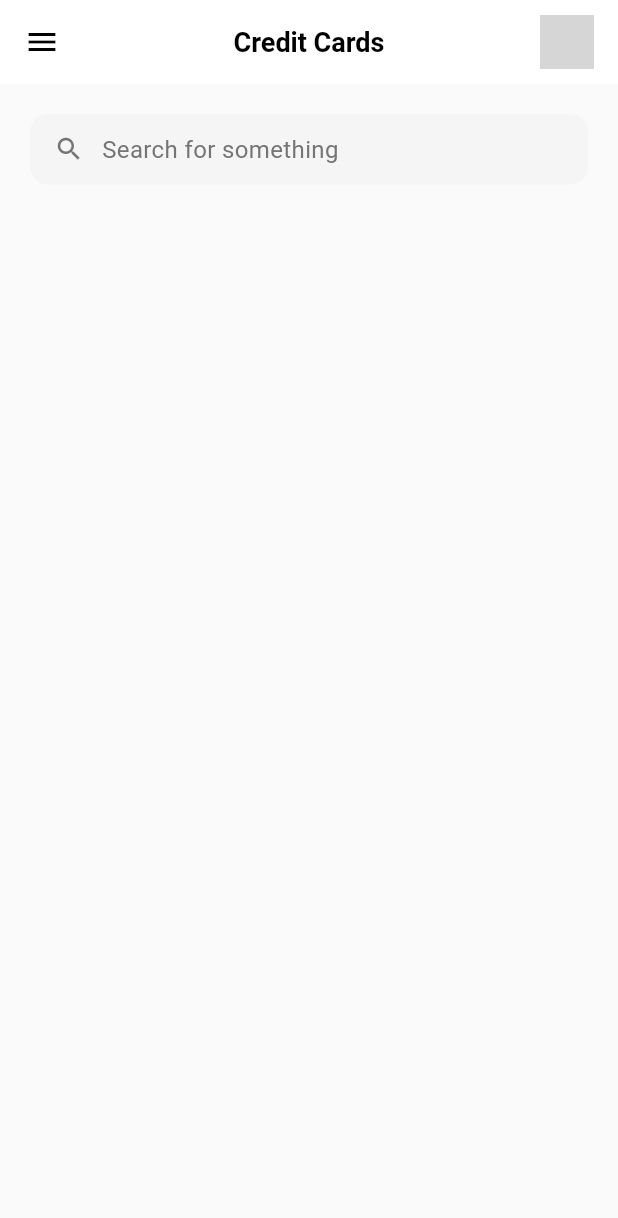
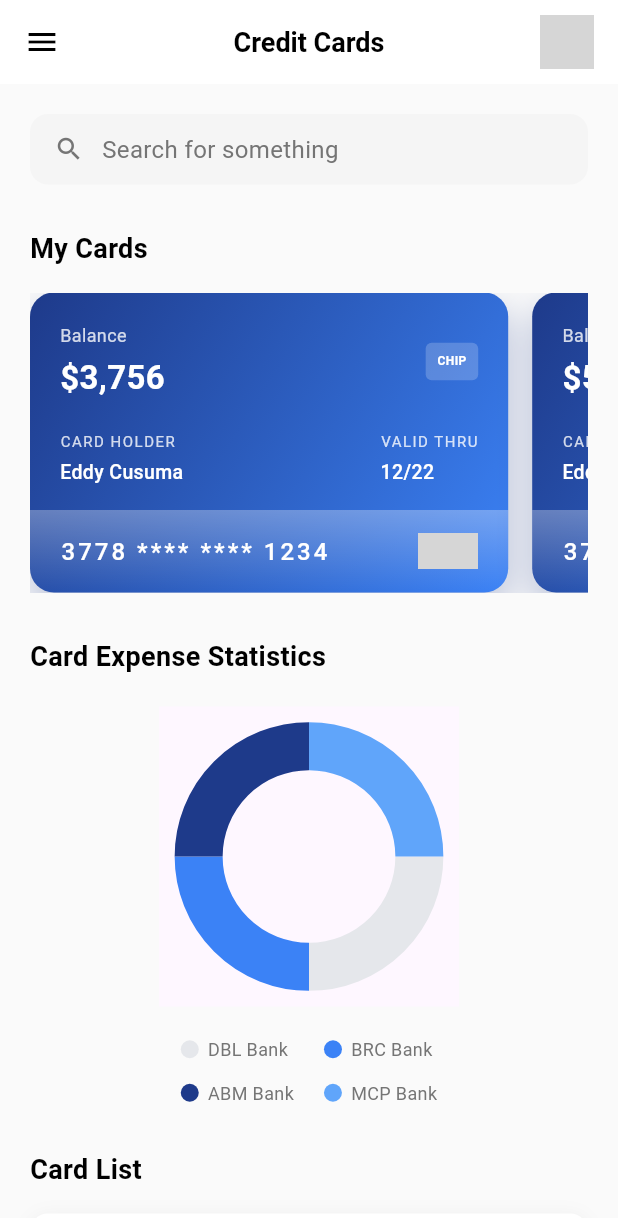
Before and after one commit to ayesh156/flutter_bank_app, a Flutter app: the screen it shows after launch, on a phone screen of 412 x 824 dp. Shown: the top 1218 px of the screen. Run offline on Flutter 3.47's test engine with Material 3 defaults, Android fonts, the phone set to English and light mode, and no system bars; drawn by our look-alikes of pie_chart; network calls fail; Roboto replaces fonts that are missing (SF Pro Display); grey boxes are pictures that could not be loaded.

Commit message:
Create dashboard and drawer

```diff
--- a/lib/screens/dashboard.dart
+++ b/lib/screens/dashboard.dart
@@ -1,4 +1,9 @@
 import 'package:flutter/material.dart';
+
+import '../widgets/credit_card.dart';
+import '../widgets/legend_item.dart';
+import '../widgets/pie_chart.dart';
+import '../widgets/app_drawer.dart';
 
 class CreditCardsScreen extends StatelessWidget {
   const CreditCardsScreen({super.key});
@@ -7,10 +12,16 @@ class CreditCardsScreen extends StatelessWidget {
   Widget build(BuildContext context) {
     return Scaffold(
       backgroundColor: Colors.grey[50],
+      drawer: const AppDrawer(), // 👈 Add drawer here
       appBar: AppBar(
         backgroundColor: Colors.white,
         elevation: 0,
-        leading: Icon(Icons.menu, color: Colors.black),
+        leading: Builder(
+          builder: (context) => IconButton(
+            icon: const Icon(Icons.menu, color: Colors.black),
+            onPressed: () => Scaffold.of(context).openDrawer(),
+          ),
+        ),
         centerTitle: true,
         title: Text(
           'Credit Cards',
@@ -50,12 +61,137 @@ class CreditCardsScreen extends StatelessWidget {
                   SizedBox(width: 12),
                   Text(
                     'Search for something',
-                    style: TextStyle(
-                      color: Colors.grey[600],
-                      fontSize: 16,
-                    ),
+                    style: TextStyle(color: Colors.grey[600], fontSize: 16),
                   ),
                 ],
+              ),
+            ),
+
+            SizedBox(height: 30),
+
+            // My Cards Section
+            Text(
+              'My Cards',
+              style: TextStyle(
+                fontSize: 18,
+                fontWeight: FontWeight.w600,
+                color: Colors.black,
+              ),
+            ),
+
+            SizedBox(height: 16),
+
+            // Credit Cards
+            SizedBox(
+              height: 200,
+              child: PageView(
+                controller: PageController(viewportFraction: 0.9),
+                padEnds: false,
+                children: [
+                  CreditCard(
+                    balance: '\$3,756',
+                    cardHolder: 'Eddy Cusuma',
+                    validThru: '12/22',
+                    cardNumber: '3778 **** **** 1234',
+                    gradientColors: [Color(0xFF1E3A8A), Color(0xFF3B82F6)],
+                  ),
+                  CreditCard(
+                    balance: '\$5,756',
+                    cardHolder: 'Eddy C',
+                    validThru: '06/24',
+                    cardNumber: '3778 **** **** 5678',
+                    gradientColors: [Color(0xFF1E3A8A), Color(0xFF3B82F6)],
+                  ),
+                ],
+              ),
+            ),
+
+            SizedBox(height: 30),
+
+            // Card Expense Statistics Section
+            Text(
+              'Card Expense Statistics',
+              style: TextStyle(
+                fontSize: 18,
+                fontWeight: FontWeight.w600,
+                color: Colors.black,
+              ),
+            ),
+
+            SizedBox(height: 20),
+
+            // Pie Chart
+            Align(
+              alignment: Alignment.center,
+              child: SizedBox(
+                width: 200,
+                height: 200,
+                child: const MyPieChartPage(),
+              ),
+            ),
+
+            SizedBox(height: 20),
+
+            Center(
+              child: Column(
+                mainAxisSize: MainAxisSize.min,
+                crossAxisAlignment:
+                    CrossAxisAlignment.start, // aligns rows to left
+                children: [
+                  Row(
+                    mainAxisSize: MainAxisSize.min,
+                    children: const [
+                      LegendItem(color: Color(0xFFE5E7EB), label: 'DBL Bank'),
+                      SizedBox(width: 24),
+                      LegendItem(color: Color(0xFF3B82F6), label: 'BRC Bank'),
+                    ],
+                  ),
+                  SizedBox(height: 12),
+                  Row(
+                    mainAxisSize: MainAxisSize.min,
+                    children: const [
+                      LegendItem(color: Color(0xFF1E3A8A), label: 'ABM Bank'),
+                      SizedBox(width: 20),
+                      LegendItem(color: Color(0xFF60A5FA), label: 'MCP Bank'),
+                    ],
+                  ),
+                ],
+              ),
+            ),
+
+            SizedBox(height: 30),
+
+            // Card List Section
+            Text(
+              'Card List',
+              style: TextStyle(
+                fontSize: 18,
+                fontWeight: FontWeight.w600,
+                color: Colors.black,
+              ),
+            ),
+
+            SizedBox(height: 16),
+
+            // Card List
+            Container(
+              height: 80,
+              decoration: BoxDecoration(
+                color: Colors.white,
+                borderRadius: BorderRadius.circular(12),
+                boxShadow: [
+                  BoxShadow(
+                    color: Colors.black.withOpacity(0.05),
+                    blurRadius: 10,
+                    offset: Offset(0, 2),
+                  ),
+                ],
+              ),
+              child: Center(
+                child: Text(
+                  'Card list items would be displayed here',
+                  style: TextStyle(color: Colors.grey[600]),
+                ),
               ),
             ),
 
--- /dev/null
+++ b/lib/widgets/app_drawer.dart
@@ -0,0 +1,59 @@
+import 'package:flutter/material.dart';
+
+class AppDrawer extends StatelessWidget {
+  const AppDrawer({super.key});
+
+  @override
+  Widget build(BuildContext context) {
+    return Drawer(
+      backgroundColor: Colors.white,
+      child: ListView(
+        padding: EdgeInsets.zero,
+        children: [
+          const DrawerHeader(
+            decoration: BoxDecoration(
+              color: Color(0xFF1E3A8A),
+            ),
+            child: Text(
+              'Menu',
+              style: TextStyle(
+                color: Colors.white,
+                fontSize: 24,
+                fontWeight: FontWeight.w600,
+              ),
+            ),
+          ),
+          ListTile(
+            leading: const Icon(Icons.pie_chart),
+            title: const Text('Dashboard'),
+            onTap: () {
+              Navigator.pop(context); // Close drawer
+            },
+          ),
+          ListTile(
+            leading: const Icon(Icons.credit_card),
+            title: const Text('Loans'),
+            onTap: () {
+              Navigator.pop(context);
+            },
+          ),
+          ListTile(
+            leading: const Icon(Icons.settings),
+            title: const Text('Services'),
+            onTap: () {
+              Navigator.pop(context);
+            },
+          ),
+          const Divider(),
+          ListTile(
+            leading: const Icon(Icons.logout),
+            title: const Text('Logout'),
+            onTap: () {
+              Navigator.pop(context);
+            },
+          ),
+        ],
+      ),
+    );
+  }
+}
--- /dev/null
+++ b/lib/widgets/credit_card.dart
@@ -0,0 +1,192 @@
+import 'package:flutter/material.dart';
+
+class CreditCard extends StatelessWidget {
+  final String balance;
+  final String cardHolder;
+  final String validThru;
+  final String cardNumber;
+  final List<Color> gradientColors;
+
+  const CreditCard({
+    super.key,
+    required this.balance,
+    required this.cardHolder,
+    required this.validThru,
+    required this.cardNumber,
+    required this.gradientColors,
+  });
+
+  @override
+  Widget build(BuildContext context) {
+    return Container(
+      margin: EdgeInsets.only(right: 16),
+      decoration: BoxDecoration(
+        gradient: LinearGradient(
+          begin: Alignment.topLeft,
+          end: Alignment.bottomRight,
+          colors: gradientColors,
+        ),
+        borderRadius: BorderRadius.circular(16),
+        boxShadow: [
+          BoxShadow(
+            color: gradientColors[0].withAlpha((0.3 * 255).round()),
+            blurRadius: 20,
+            offset: Offset(0, 10),
+          ),
+        ],
+      ),
+      child: Column(
+        crossAxisAlignment: CrossAxisAlignment.start,
+        children: [
+          Padding(
+            padding: EdgeInsets.only(left: 20, top: 20, right: 20),
+            child: Row(
+              mainAxisAlignment: MainAxisAlignment.spaceBetween,
+              children: [
+                Column(
+                  crossAxisAlignment: CrossAxisAlignment.start,
+                  children: [
+                    Text(
+                      'Balance',
+                      style: TextStyle(
+                        color: Colors.white.withAlpha(204),
+                        fontSize: 12,
+                      ),
+                    ),
+                    SizedBox(height: 4),
+                    Text(
+                      balance,
+                      style: TextStyle(
+                        color: Colors.white,
+                        fontSize: 22,
+                        fontWeight: FontWeight.w600,
+                      ),
+                    ),
+                  ],
+                ),
+                Container(
+                  width: 35,
+                  height: 25,
+                  decoration: BoxDecoration(
+                    color: Colors.white.withAlpha(51),
+                    borderRadius: BorderRadius.circular(4),
+                  ),
+                  child: Center(
+                    child: Text(
+                      'CHIP',
+                      style: TextStyle(
+                        color: Colors.white,
+                        fontSize: 8,
+                        fontWeight: FontWeight.bold,
+                      ),
+                    ),
+                  ),
+                ),
+              ],
+            ),
+          ),
+
+          Spacer(),
+          Padding(
+            padding: EdgeInsets.only(left: 20, top: 20, right: 20),
+            child: Row(
+              mainAxisAlignment: MainAxisAlignment.spaceBetween,
+              children: [
+                Column(
+                  crossAxisAlignment: CrossAxisAlignment.start,
+                  children: [
+                    Text(
+                      'CARD HOLDER',
+                      style: TextStyle(
+                        color: Colors.white.withAlpha(204), // 0.8 * 255 = ~204
+                        fontSize: 10,
+                        letterSpacing: 1,
+                      ),
+                    ),
+                    SizedBox(height: 4),
+                    Text(
+                      cardHolder,
+                      style: TextStyle(
+                        color: Colors.white,
+                        fontSize: 13,
+                        fontWeight: FontWeight.w500,
+                      ),
+                    ),
+                  ],
+                ),
+                Column(
+                  crossAxisAlignment: CrossAxisAlignment.start,
+                  children: [
+                    Text(
+                      'VALID THRU',
+                      style: TextStyle(
+                        color: Colors.white.withAlpha(204), // 0.8 * 255 = ~204
+                        fontSize: 10,
+                        letterSpacing: 1,
+                      ),
+                    ),
+                    SizedBox(height: 4),
+                    Text(
+                      validThru,
+                      style: TextStyle(
+                        color: Colors.white,
+                        fontSize: 13,
+                        fontWeight: FontWeight.w500,
+                      ),
+                    ),
+                  ],
+                ),
+              ],
+            ),
+          ),
+
+          SizedBox(height: 16),
+
+          Container(
+            decoration: BoxDecoration(
+              gradient: LinearGradient(
+                begin: Alignment.topCenter,
+                end: Alignment.bottomCenter,
+                colors: [
+                  Color.fromRGBO(255, 255, 255, 0.3), // Opaque white at the top
+                  Color.fromRGBO(
+                    255,
+                    255,
+                    255,
+                    0.0,
+                  ), // Transparent white at the bottom
+                ],
+              ),
+              borderRadius: BorderRadius.only(
+                bottomLeft: Radius.circular(8),
+                bottomRight: Radius.circular(8),
+              ),
+            ),
+            padding: EdgeInsets.symmetric(horizontal: 20, vertical: 8),
+            height: 55,
+            child: Row(
+              mainAxisAlignment: MainAxisAlignment.spaceBetween,
+              children: [
+                Text(
+                  cardNumber,
+                  style: TextStyle(
+                    color: Colors.white,
+                    fontSize: 16,
+                    fontWeight: FontWeight.w500,
+                    letterSpacing: 2,
+                  ),
+                ),
+                Image.network(
+                  'https://cdn-icons-png.flaticon.com/512/196/196561.png', // Example Visa logo
+                  width: 40,
+                  height: 24,
+                  color: Color.fromRGBO(255, 255, 255, 0.9), // Adjusted opacity
+                ),
+              ],
+            ),
+          ),
+        ],
+      ),
+    );
+  }
+}
--- /dev/null
+++ b/lib/widgets/legend_item.dart
@@ -0,0 +1,37 @@
+import 'package:flutter/material.dart';
+
+class LegendItem extends StatelessWidget {
+  final Color color;
+  final String label;
+
+  const LegendItem({
+    super.key,
+    required this.color,
+    required this.label,
+  });
+
+  @override
+  Widget build(BuildContext context) {
+    return Row(
+      mainAxisSize: MainAxisSize.min,
+      children: [
+        Container(
+          width: 12,
+          height: 12,
+          decoration: BoxDecoration(
+            color: color,
+            shape: BoxShape.circle,
+          ),
+        ),
+        SizedBox(width: 6),
+        Text(
+          label,
+          style: TextStyle(
+            fontSize: 12,
+            color: Colors.grey[600],
+          ),
+        ),
+      ],
+    );
+  }
+}
--- /dev/null
+++ b/lib/widgets/pie_chart.dart
@@ -0,0 +1,61 @@
+import 'package:flutter/material.dart';
+import 'package:pie_chart/pie_chart.dart';
+
+class MyPieChartPage extends StatefulWidget {
+  const MyPieChartPage({super.key});
+
+  @override
+  State<MyPieChartPage> createState() => _MyPieChartPageState();
+}
+
+class _MyPieChartPageState extends State<MyPieChartPage> {
+  // Example data
+  Map<String, double> dataMap = {
+    "DBL Bank": 3,
+    "BRC Bank": 3,
+    "ABM Bank": 3,
+    "MCP Bank": 3,
+  };
+
+  List<Color> colorList = [
+    const Color(0xFFE5E7EB),
+    const Color(0xFF3B82F6),
+    const Color(0xFF1E3A8A),
+    const Color(0xFF60A5FA),
+  ];
+
+  @override
+  Widget build(BuildContext context) {
+    return Scaffold(
+      body: Center(
+        child: PieChart(
+          dataMap: dataMap,
+          animationDuration: const Duration(milliseconds: 800),
+          chartLegendSpacing: 22,
+          chartRadius: MediaQuery.of(context).size.width / 2.8,
+          colorList: colorList,
+          initialAngleInDegree: 0,
+          chartType: ChartType.ring,
+          ringStrokeWidth: 32, // Only applicable for ChartType.ring
+          legendOptions: const LegendOptions(
+            showLegendsInRow: false,
+            legendPosition: LegendPosition.right,
+            showLegends: false,
+            legendTextStyle: TextStyle(
+              fontWeight: FontWeight.bold,
+            ),
+          ),
+          chartValuesOptions: const ChartValuesOptions(
+            showChartValueBackground: true,
+            showChartValues: false,
+            showChartValuesInPercentage: false,
+            showChartValuesOutside: true,
+            decimalPlaces: 1,
+          ),
+          // You can also add more options here
+          // like baseChartColor, totalValue, etc.
+        ),
+      ),
+    );
+  }
+}
--- a/pubspec.yaml
+++ b/pubspec.yaml
@@ -34,6 +34,7 @@ dependencies:
   # The following adds the Cupertino Icons font to your application.
   # Use with the CupertinoIcons class for iOS style icons.
   cupertino_icons: ^1.0.8
+  pie_chart: ^5.3.2
 
 dev_dependencies:
   flutter_test:
```
Also changed, not shown: pubspec.lock.
